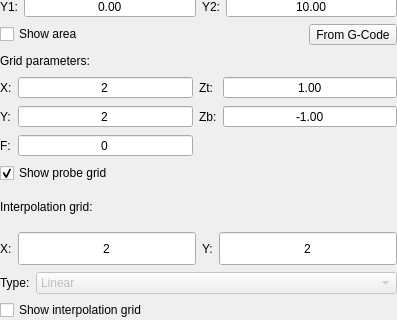
Above: src/gpilot/ui/forms/partials/main/partmainheightmap.ui from etet100/AstroCore-GCode-Sender before the change; both pictures show x 0 to 397 and y 244 to 564 of the 397 by 564 pixel window. Below: the same form after it.
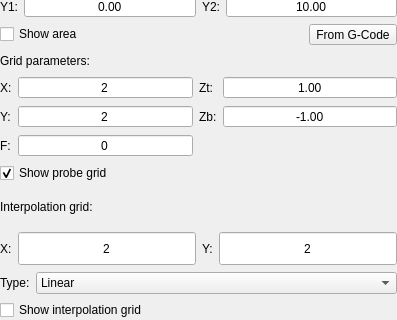
That is the form after the change. Custom widgets are drawn as their Qt base class.

```diff
--- a/src/gpilot/ui/forms/partials/main/partmainheightmap.ui
+++ b/src/gpilot/ui/forms/partials/main/partmainheightmap.ui
@@ -959,7 +959,7 @@
           <item>
            <widget class="QComboBox" name="cboInterpolationType">
             <property name="enabled">
-             <bool>false</bool>
+             <bool>true</bool>
             </property>
             <property name="sizePolicy">
              <sizepolicy hsizetype="Expanding" vsizetype="Fixed">
```
Left out of the diff: 2 changed lines with no effect on the pictures.
